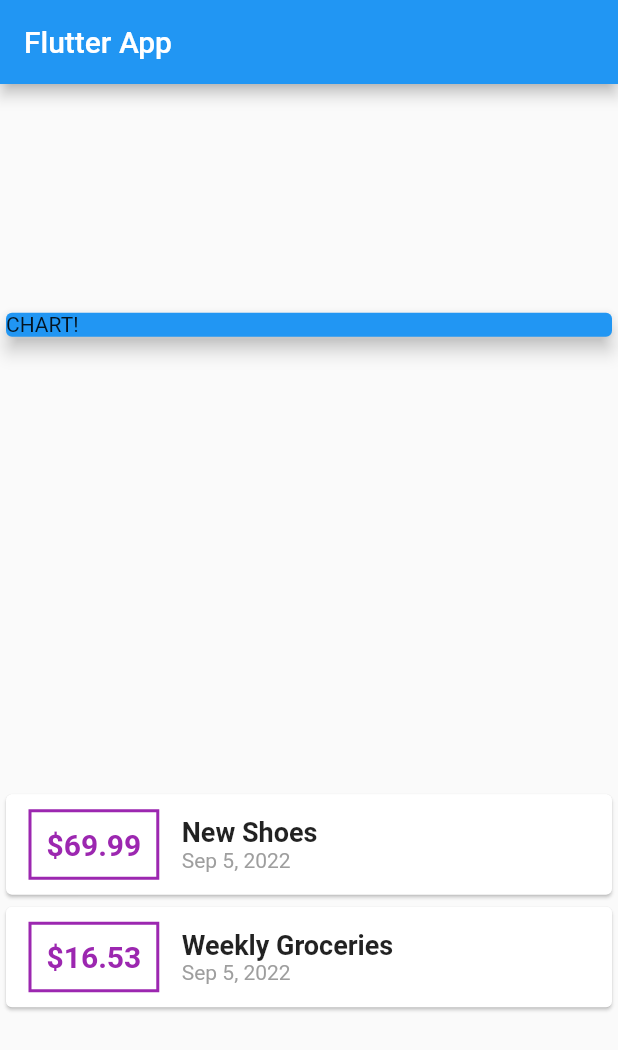
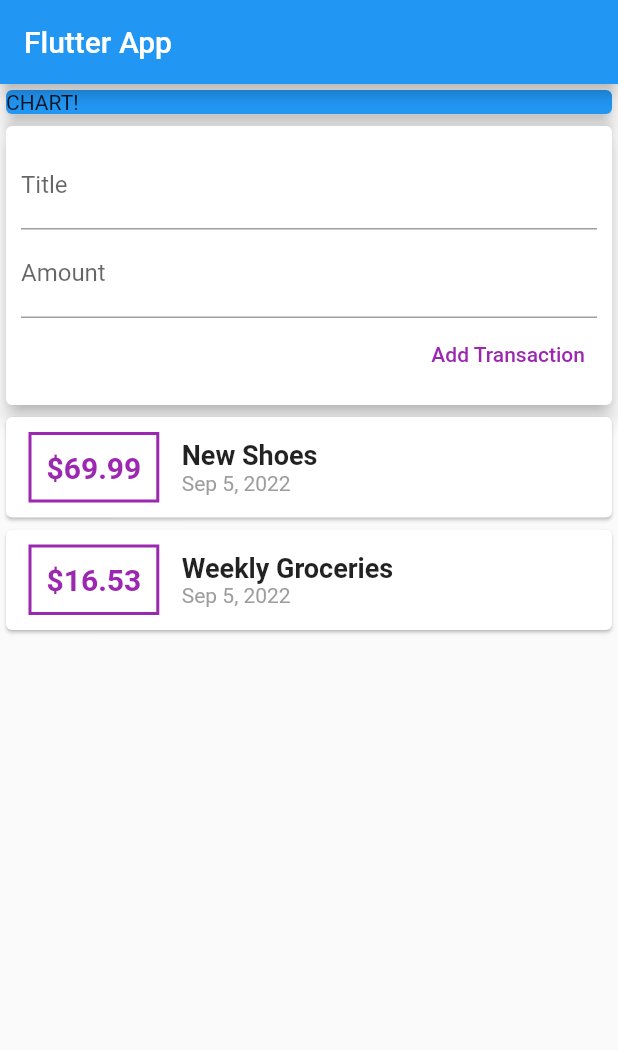
Before and after one commit to anilaydinn/personal_expense_application, a Flutter app: the screen it shows after launch, on a phone screen of 412 x 824 dp. Shown: the top 1050 px of the screen. Run offline on Flutter 3.47's test engine with Material 2 defaults, Android fonts, the phone set to English and light mode, and no system bars.

Commit message:
[Anil] Add user inputs

```diff
--- a/lib/main.dart
+++ b/lib/main.dart
@@ -42,7 +42,6 @@ class MyHomePage extends StatelessWidget {
         title: const Text('Flutter App'),
       ),
       body: Column(
-        mainAxisAlignment: MainAxisAlignment.spaceAround,
         crossAxisAlignment: CrossAxisAlignment.stretch,
         children: [
           const SizedBox(
@@ -51,6 +50,28 @@ class MyHomePage extends StatelessWidget {
               color: Colors.blue,
               elevation: 5,
               child: Text('CHART!'),
+            ),
+          ),
+          Card(
+            elevation: 5,
+            child: Container(
+              padding: const EdgeInsets.all(10),
+              child: Column(
+                crossAxisAlignment: CrossAxisAlignment.end,
+                children: [
+                  const TextField(
+                    decoration: InputDecoration(labelText: 'Title'),
+                  ),
+                  const TextField(
+                    decoration: InputDecoration(labelText: 'Amount'),
+                  ),
+                  TextButton(
+                    onPressed: () {},
+                    style: TextButton.styleFrom(foregroundColor: Colors.purple),
+                    child: const Text('Add Transaction'),
+                  )
+                ],
+              ),
             ),
           ),
           Column(
```
